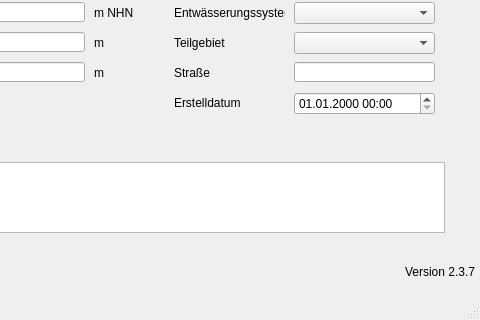
Qt form qkan/database/templates/speicher.ui (hoettges/QKan) before a commit; both pictures show x 156 to 636 and y 98 to 418 of the 636 by 418 pixel window.
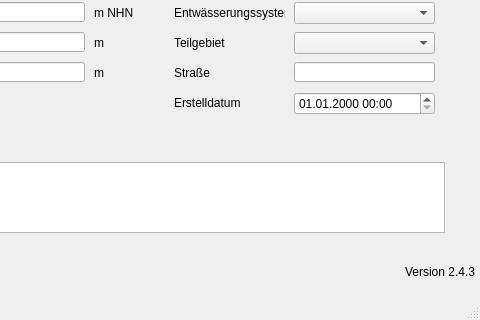
The same form after that commit. Custom widgets are drawn as their Qt base class.

The edit to the form file:
```diff
--- a/qkan/database/templates/speicher.ui
+++ b/qkan/database/templates/speicher.ui
@@ -328,7 +328,7 @@
      <string>Version QKan Import</string>
     </property>
     <property name="text">
-     <string>Version 2.3.7</string>
+     <string>Version 2.4.3</string>
     </property>
     <property name="alignment">
      <set>Qt::AlignRight|Qt::AlignTrailing|Qt::AlignVCenter</set>
```
